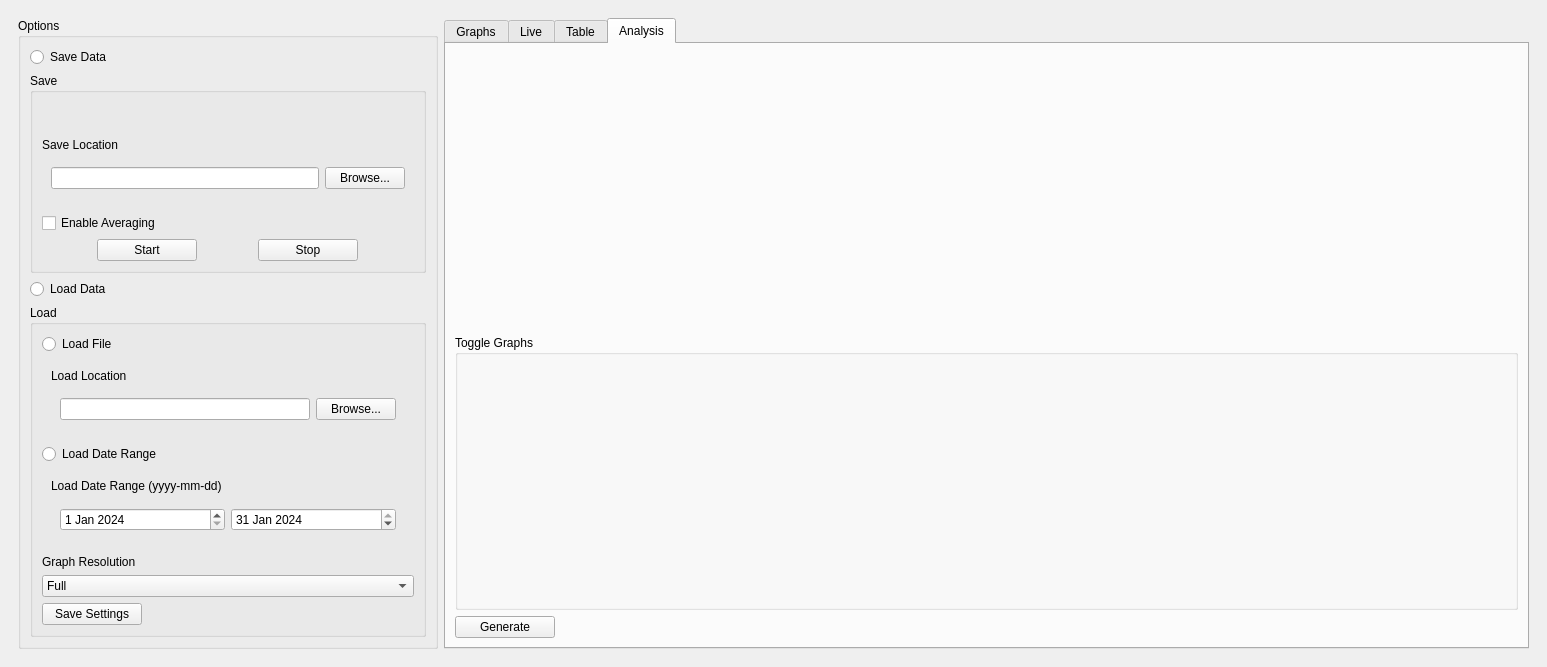
Before: the Qt Designer form mainwindow.ui in brennanleblanc0/QSUM-TempGui, drawn with Qt 5.
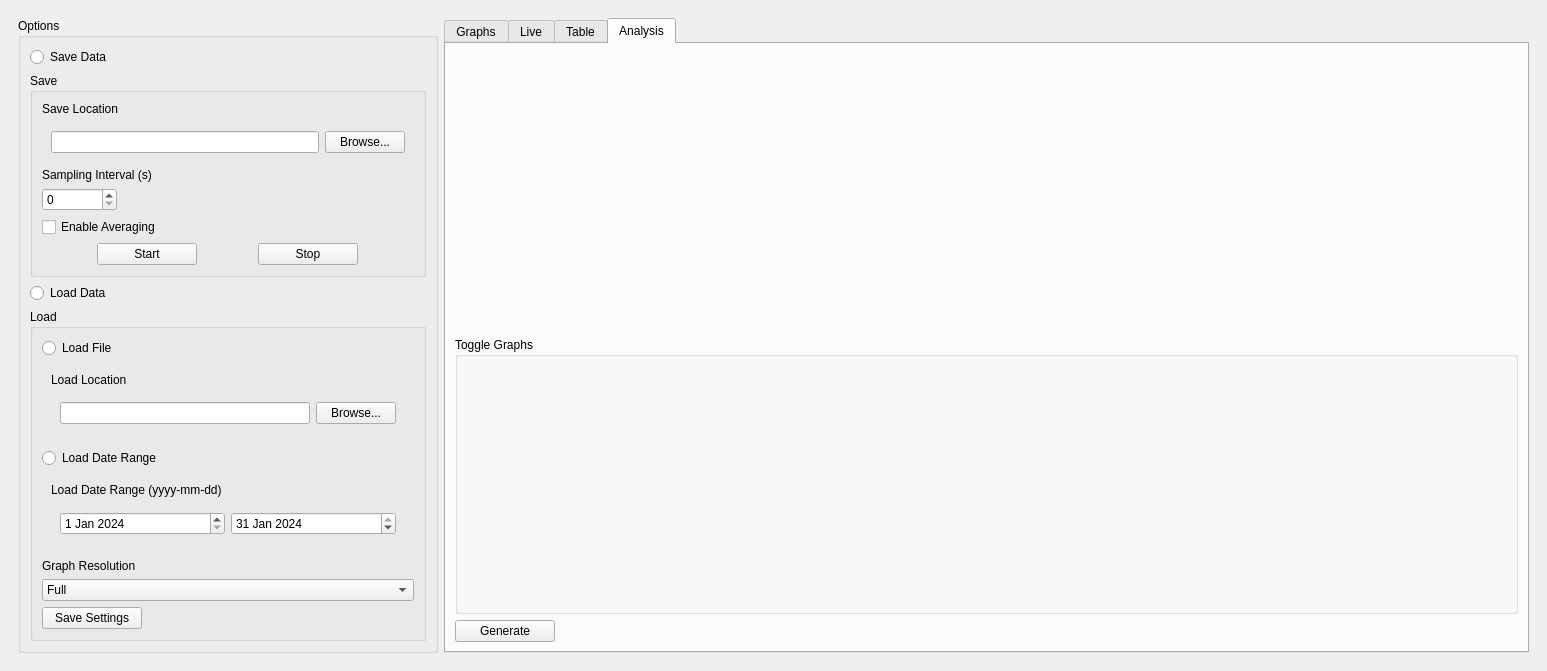
After: the same form once the commit is applied. Custom widgets are drawn as their Qt base class.

Commit message: Allow interval selection

Diff of the .ui file:
```diff
--- a/mainwindow.ui
+++ b/mainwindow.ui
@@ -70,6 +70,26 @@
                </layout>
               </widget>
              </item>
+             <item>
+              <widget class="QLabel" name="intervalLabel">
+               <property name="text">
+                <string>Sampling Interval (s)</string>
+               </property>
+              </widget>
+             </item>
+             <item>
+              <widget class="QSpinBox" name="intervalSpin">
+               <property name="maximumSize">
+                <size>
+                 <width>75</width>
+                 <height>16777215</height>
+                </size>
+               </property>
+               <property name="value">
+                <number>0</number>
+               </property>
+              </widget>
+             </item>
              <item>
               <widget class="QCheckBox" name="averageCheck">
                <property name="text">
```
The commit also changes 1 other file.
